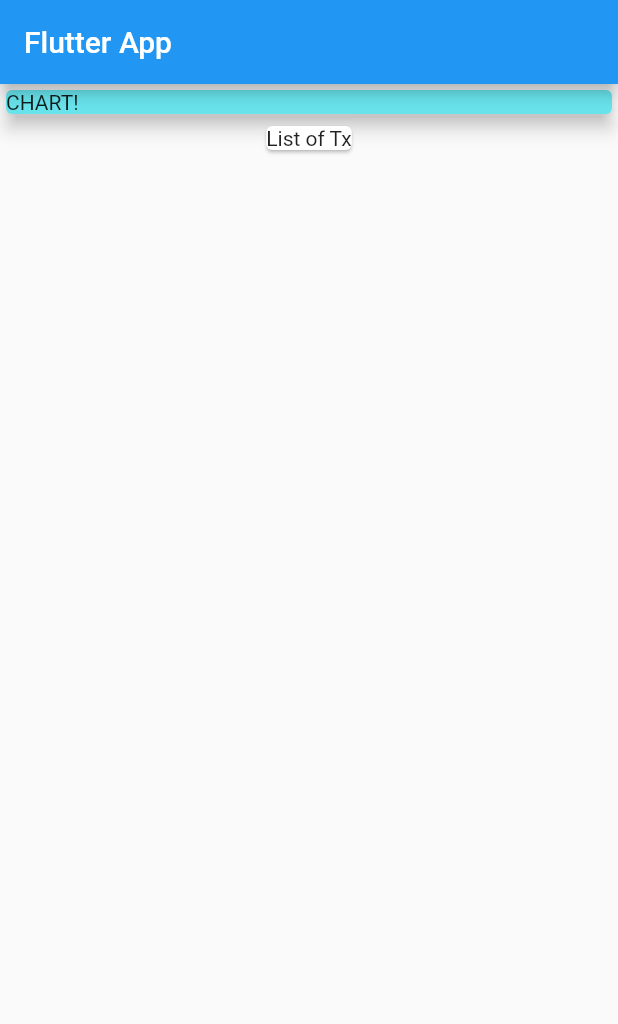
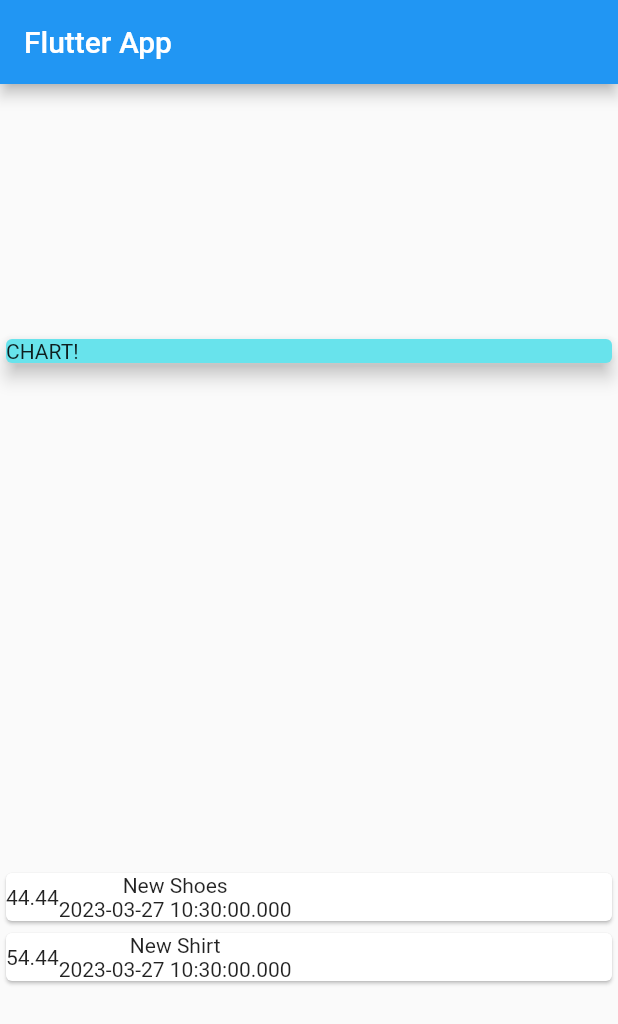
Before and after one commit to utsav1103/flutter-rental-app, a Flutter app: the screen it shows after launch, on a phone screen of 412 x 824 dp. Shown: the top 1024 px of the screen. Run offline on Flutter 3.47's test engine with Material 2 defaults, Android fonts, the phone set to English and light mode, and no system bars.

Commit message:
building a custom list item.

```diff
--- a/lib/main.dart
+++ b/lib/main.dart
@@ -1,4 +1,5 @@
 import 'package:flutter/material.dart';
+import './transaction.dart';
 
 // void main() {
 //   runApp(MyApp());
@@ -17,6 +18,20 @@ class MyApp extends StatelessWidget {
 }
 
 class MyHomePage extends StatelessWidget {
+  final List<Transaction> transactions = [
+    Transaction(
+      id: 't1',
+      title: 'New Shoes',
+      amount: 44.44,
+      date: DateTime.now(),
+    ),
+    Transaction(
+      id: 't2',
+      title: 'New Shirt',
+      amount: 54.44,
+      date: DateTime.now(),
+    ),
+  ];
   @override
   Widget build(BuildContext context) {
     return Scaffold(
@@ -24,6 +39,8 @@ class MyHomePage extends StatelessWidget {
         title: Text('Flutter App'),
       ),
       body: Column(
+        mainAxisAlignment: MainAxisAlignment.spaceAround,
+        crossAxisAlignment: CrossAxisAlignment.stretch,
         children: <Widget>[
           Container(
             width: double.infinity,
@@ -33,9 +50,22 @@ class MyHomePage extends StatelessWidget {
               elevation: 5,
             ),
           ),
-          Card(
-            child: Text('List of Tx'),
-          ),
+          Column(
+            children: transactions.map((tx){
+            return Card(child: Row(children: <Widget>[
+              Container(child: Text(tx.amount.toString(),
+              ),
+              ),
+              Column(children: <Widget>[
+                Text(tx.title),
+                Text(tx.date.toString()),
+              ],
+              ),
+            ],
+            ),
+            );
+  }).toList(),
+  ),
         ],
       ),
     );
```
